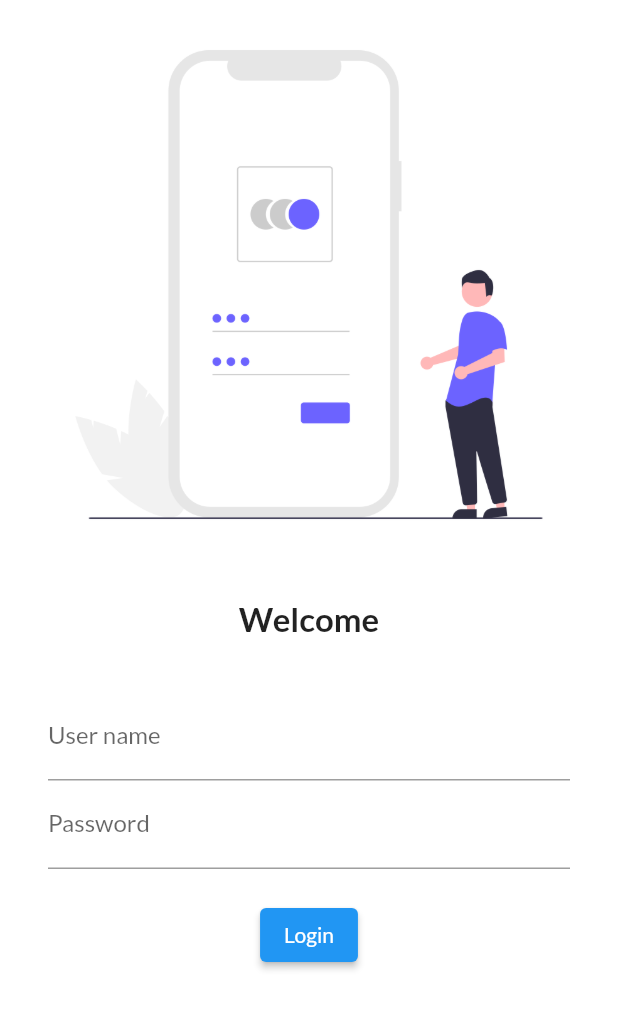
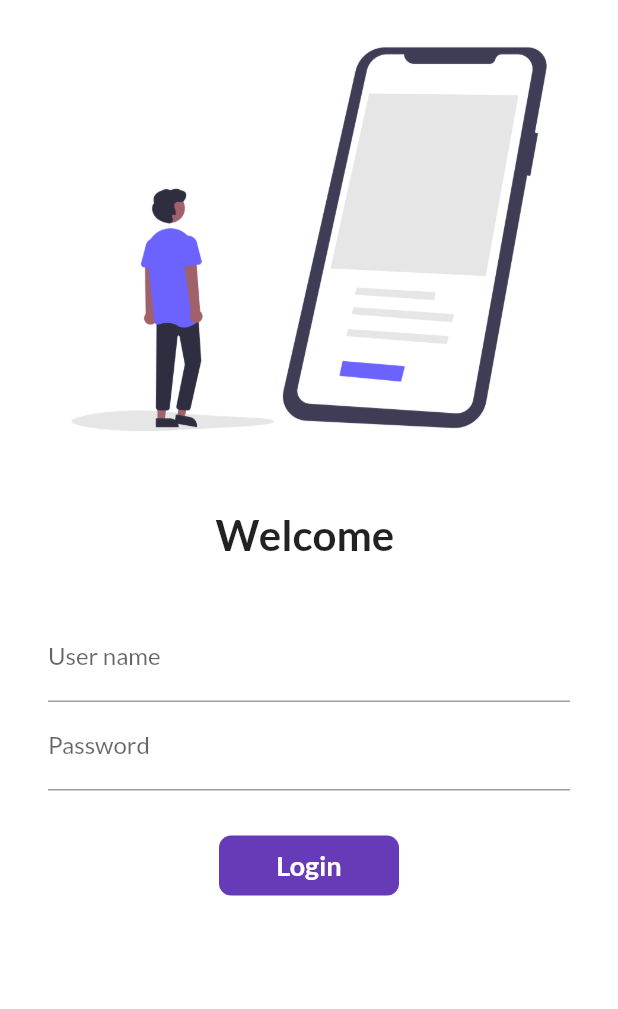
Before and after one commit to Shehryarrr/30daysofFlutter, a Flutter app: the screen it shows after launch, on a phone screen of 412 x 824 dp. Shown: the top 1009 px of the screen. Run offline on Flutter 3.47's test engine with Material 2 defaults, Android fonts, the phone set to English and light mode, and no system bars; our stand-ins replace google_fonts.

Commit message:
day 6 completed

```diff
--- a/lib/main.dart
+++ b/lib/main.dart
@@ -1,11 +1,12 @@
 import 'package:flutter/material.dart';
 import 'package:flutter_catlog/pages/home_page.dart';
 import 'package:flutter_catlog/pages/login_page.dart';
+import 'package:flutter_catlog/utils/routes.dart';
 import 'package:google_fonts/google_fonts.dart';
 
 
 void main() {
-  runApp(const MyApp());
+  runApp( const MyApp());
 }
 class MyApp extends StatelessWidget {
   const MyApp({ Key? key }) : super(key: key);
@@ -28,8 +29,8 @@ class MyApp extends StatelessWidget {
         // initialRoute: "/",
        routes: {
          "/": ((context) => const LoginPage()),
-         "/home": ((context) => const HomePage()),
-         "/login": ((context) => const LoginPage())
+         MyRoutes.homeRoute: ((context) => const HomePage()),
+         MyRoutes.loginRoute: ((context) => const LoginPage())
 
        },
     );
--- a/lib/pages/home_page.dart
+++ b/lib/pages/home_page.dart
@@ -13,7 +13,7 @@ class HomePage extends StatelessWidget {
         title:const Text("Catalog App"),
       ),
       body: Center(
-          child: Text('Welcome to $days days of Flutter $name'),
+          child: Text('Welcome to $days days of Flutter $name', style:const  TextStyle(fontSize: 40,fontWeight:FontWeight.bold),),
       ),
 
       drawer: const Drawer(),
--- a/lib/pages/login_page.dart
+++ b/lib/pages/login_page.dart
@@ -1,23 +1,33 @@
 import 'package:flutter/material.dart';
+import 'package:flutter_catlog/utils/routes.dart';
 
-class LoginPage extends StatelessWidget {
+class LoginPage extends StatefulWidget {
   const LoginPage({Key? key}) : super(key: key);
+
+  @override
+  State<LoginPage> createState() => _LoginPageState();
+}
+
+class _LoginPageState extends State<LoginPage> {
+  String name = "";
+  bool onchangeButton = false;
 
   @override
   Widget build(BuildContext context) {
     return Material(
       color: Colors.white,
+      child: SingleChildScrollView(
         child: Column(
           children: [
             Image.asset(
-            "assets/images/login_image.png",
+              "assets/images/login_img.png",
               fit: BoxFit.cover,
             ),
             const SizedBox(height: 20.0),
-          const Text(
-            "Welcome",
-            style: TextStyle(
-              fontSize: 22,
+            Text(
+              "Welcome $name",
+              style: const TextStyle(
+                fontSize: 28,
                 fontWeight: FontWeight.bold,
               ),
             ),
@@ -33,6 +43,10 @@ class LoginPage extends StatelessWidget {
                       hintText: "Enter user name",
                       labelText: "User name",
                     ),
+                    onChanged: (value) {
+                      name = value;
+                      setState(() {});
+                    },
                   ),
                   TextFormField(
                     obscureText: true,
@@ -42,21 +56,55 @@ class LoginPage extends StatelessWidget {
                       labelText: "Password",
                     ),
                   ),
-                const SizedBox(height: 20.0),
-                ElevatedButton(
-                  // ignore: prefer_const_constructors
-                  child: Text("Login"),
-                  style: TextButton.styleFrom(),
-                  onPressed: () {
-                    // ignore: avoid_print
-                    print("Hello To my Home Page");
+                  const SizedBox(height: 30.0),
+
+                  InkWell(
+                    onTap: () async {
+                      setState(() {
+                        onchangeButton = true;
+                      });
+                      await Future.delayed(const Duration(seconds: 1));
+                      Navigator.pushNamed(context, MyRoutes.homeRoute);
                     },
+                    child: AnimatedContainer(
+                      duration: const Duration(seconds: 1),
+                      width: onchangeButton ? 70 : 120,
+                      height: 40,
+                      alignment: Alignment.center,
+                      child: onchangeButton
+                          ? const Icon(
+                              Icons.done,
+                              color: Colors.white,
                             )
+                          : const Text(
+                              "Login",
+                              style: TextStyle(
+                                  color: Colors.white,
+                                  fontSize: 18,
+                                  fontWeight: FontWeight.bold),
+                            ),
+                      decoration: BoxDecoration(
+                          color: Colors.deepPurple,
+                          borderRadius:
+                              BorderRadius.circular(onchangeButton ? 50 : 8)),
+                    ),
+                  )
+
+                  // ElevatedButton(
+                  //   // ignore: prefer_const_constructors
+                  //   child: Text("Login"),
+                  //   style:
+                  //       TextButton.styleFrom(minimumSize: const Size(120, 40)),
+                  //   onPressed: () {
+                  //     Navigator.pushNamed(context, MyRoutes.homeRoute);
+                  //   },
+                  // ),
                 ],
               ),
             )
           ],
         ),
+      ),
     );
   }
 }
--- /dev/null
+++ b/lib/utils/routes.dart
@@ -0,0 +1,4 @@
+class MyRoutes {
+  static String loginRoute = "/login";
+  static String homeRoute = "/home";
+}
```
Also changed, not shown: assets/images/login_img.png (added). Lines whose indentation alone changed are shown as unchanged.
